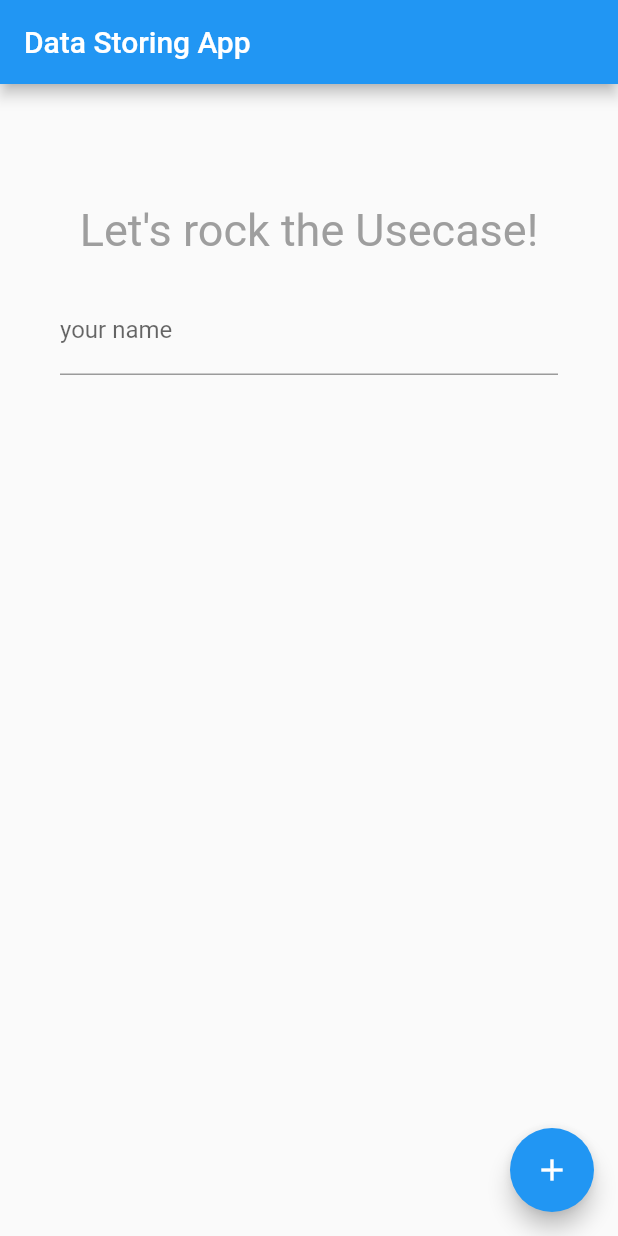
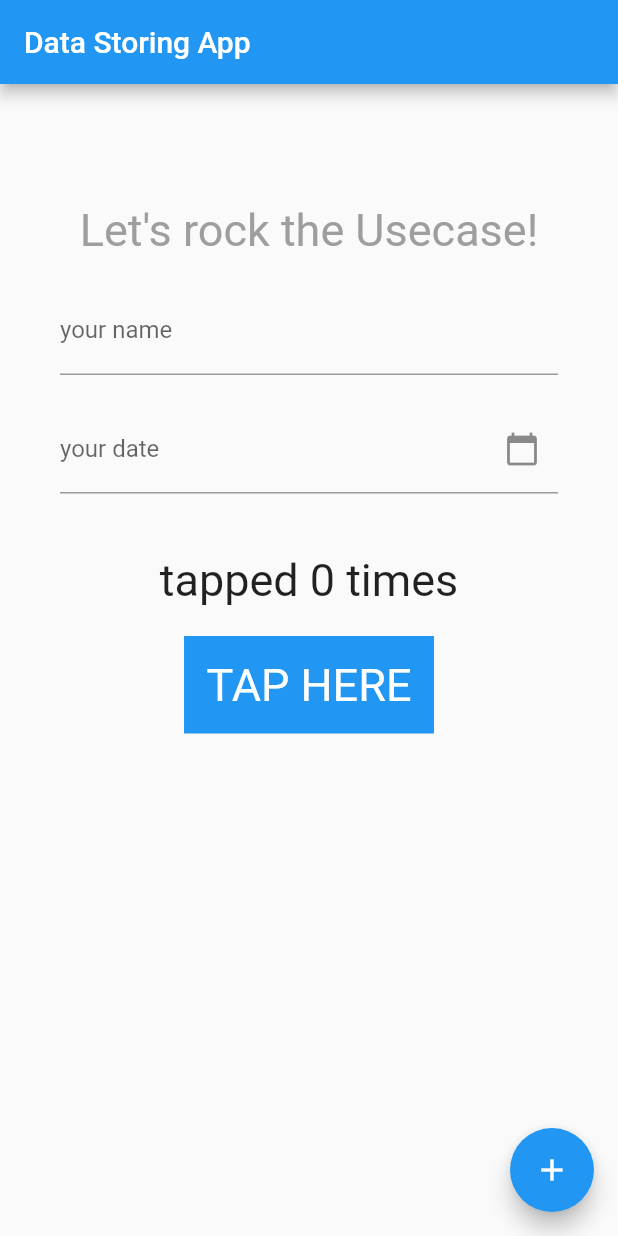
Before and after one commit to brewingsquid/flutter_vf_task, a Flutter app: the screen it shows after launch, on a phone screen of 412 x 824 dp. Run offline on Flutter 3.47's test engine with Material 2 defaults, Android fonts, the phone set to English and light mode, and no system bars.

```diff
--- a/lib/main.dart
+++ b/lib/main.dart
@@ -1,4 +1,5 @@
 import 'package:flutter/material.dart';
+import 'package:intl/intl.dart';
 
 void main() {
   runApp(const MyApp());
@@ -38,6 +39,25 @@ class _MyHomePageState extends State<MyHomePage> {
     });
   }
 
+  // ---------------------------------
+
+  TextEditingController dateTime = TextEditingController();
+
+  void pickDate() {
+    showDatePicker(
+      context: context,
+      initialDate: DateTime.now(),
+      firstDate: DateTime(DateTime.now().year - 5),
+      lastDate: DateTime(DateTime.now().year + 5),
+    ).then((value) {
+      setState(() {
+        dateTime.text = DateFormat('yyyy-MM-dd – kk:mm').format(value!);
+      });
+    });
+  }
+
+  int tappedCounter = 0;
+
   @override
   Widget build(BuildContext context) {
     return Scaffold(
@@ -61,6 +81,38 @@ class _MyHomePageState extends State<MyHomePage> {
               SizedBox(height: 20.0),
               TextFormField(
                 decoration: InputDecoration(labelText: 'your name'),
+              ),
+              SizedBox(height: 20.0),
+              TextField(
+                controller: dateTime,
+                decoration: InputDecoration(
+                  labelText: 'your date',
+                  suffixIcon: IconButton(
+                    icon: Icon(Icons.calendar_today),
+                    onPressed: pickDate,
+                  ),
+                ),
+              ),
+              SizedBox(height: 40.0),
+              Text(
+                'tapped ' + tappedCounter.toString() + ' times',
+                style: TextStyle(fontSize: 30),
+              ),
+              SizedBox(height: 20.0),
+              GestureDetector(
+                onTap: () {
+                  setState(() {
+                    tappedCounter++;
+                  });
+                },
+                child: Container(
+                  padding: EdgeInsets.all(15),
+                  color: Colors.blue,
+                  child: Text(
+                    'TAP HERE',
+                    style: TextStyle(fontSize: 30, color: Colors.white),
+                  ),
+                ),
               )
             ],
           ),
--- a/pubspec.yaml
+++ b/pubspec.yaml
@@ -38,6 +38,8 @@ dependencies:
 dev_dependencies:
   flutter_test:
     sdk: flutter
+
+  intl: ^0.17.0
 
   # The "flutter_lints" package below contains a set of recommended lints to
   # encourage good coding practices. The lint set provided by the package is
```
Also changed, not shown: pubspec.lock.
